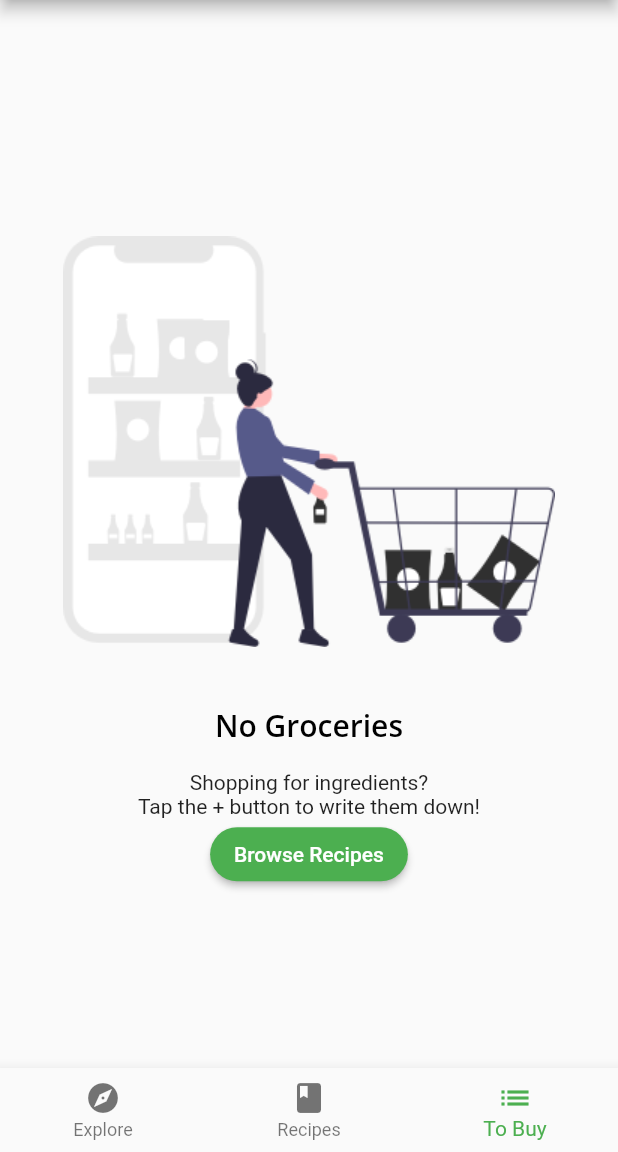
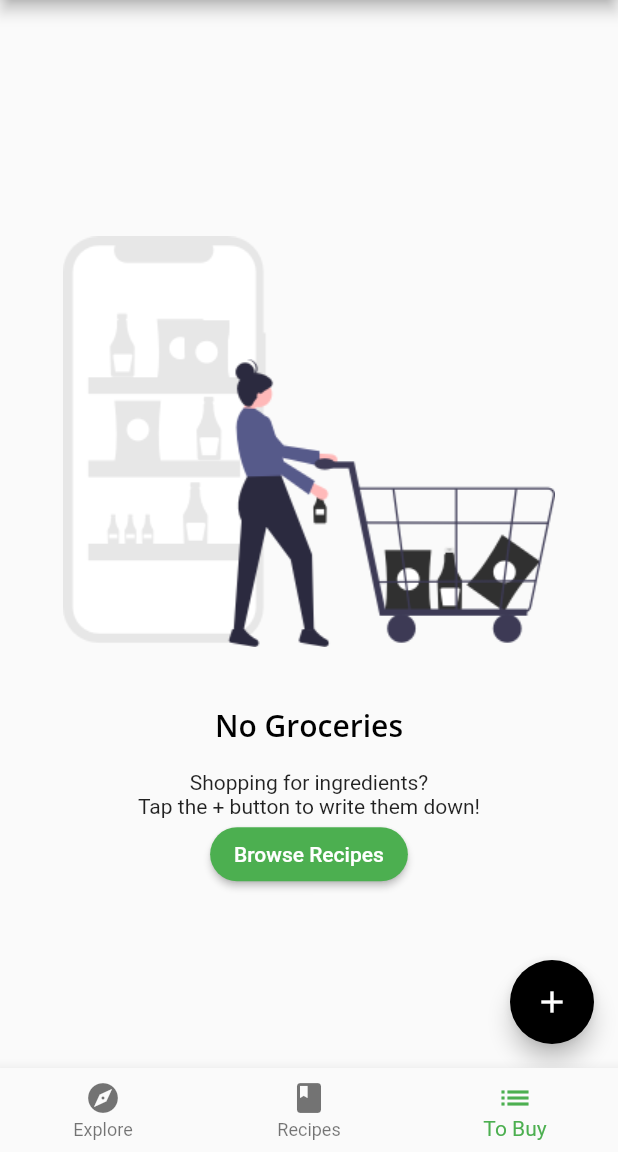
Before and after one commit to ghrms80/flta-ch06, a Flutter app: the screen it shows after launch, item 3 of the bottom bar chosen, on a phone screen of 412 x 824 dp, the part 84-1236 px from its top. Run offline on Flutter 3.47's test engine with Material 2 defaults, Android fonts, the light colour scheme and no system bars; our stand-ins replace google_fonts.

Commit message:
Consuming the changes

```diff
--- a/lib/screens/grocery_screen.dart
+++ b/lib/screens/grocery_screen.dart
@@ -8,8 +8,18 @@ class GroceryScreen extends StatelessWidget {
 
   @override
   Widget build(BuildContext context) {
-    // TODO: Add a scaffold widget
-    return const EmptyGroceryScreen();
+    // 5
+    return Scaffold(
+      // 6
+      floatingActionButton: FloatingActionButton(
+        child: const Icon(Icons.add),
+        onPressed: () {
+          // TODO: Present GroceryItemScreen
+        },
+      ),
+      // 7
+      body: buildGroceryScreen(),
+    );
   }
 
   Widget buildGroceryScreen() {
--- a/pubspec.yaml
+++ b/pubspec.yaml
@@ -33,6 +33,9 @@ dependencies:
     sdk: flutter
   google_fonts: ^3.0.1
   provider: ^6.0.5
+  flutter_colorpicker: ^1.0.3
+  intl: ^0.17.0
+  uuid: ^3.0.6
 
   # The following adds the Cupertino Icons font to your application.
   # Use with the CupertinoIcons class for iOS style icons.
```
Also changed, not shown: pubspec.lock.
